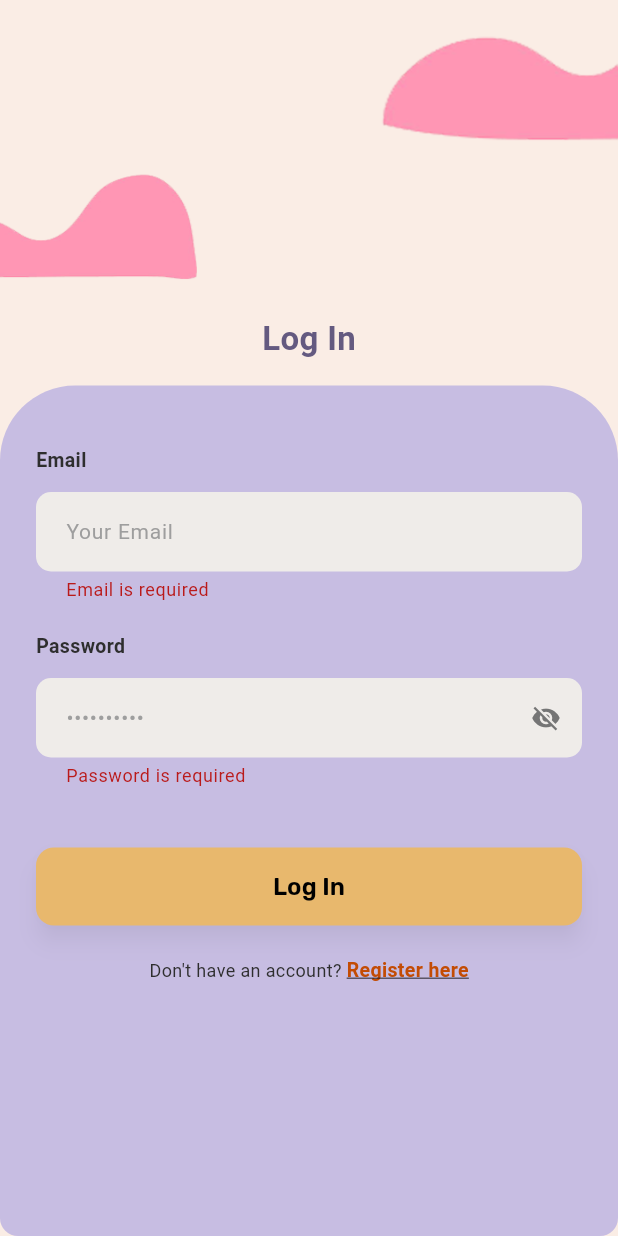
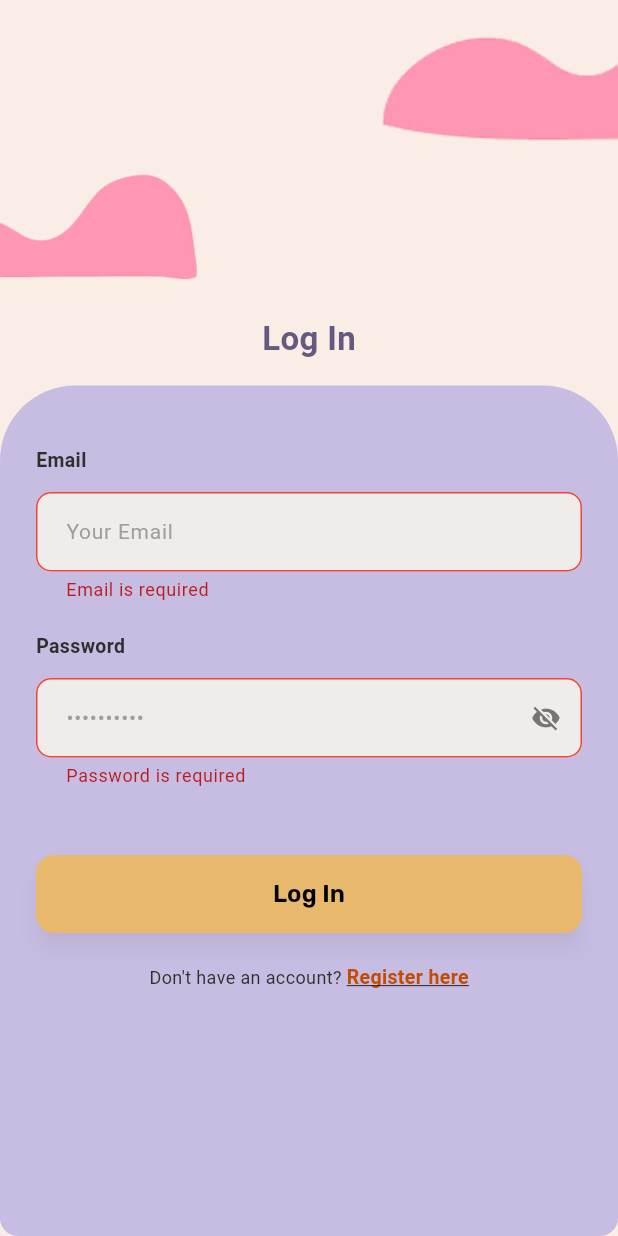
Before and after one commit to FairNest/FairNest, a Flutter app: the LoginPage screen opened directly, after a tap on "Log In", on a phone screen of 412 x 824 dp. Run offline on Flutter 3.47's test engine with Material 3 defaults, Android fonts, the phone set to English and light mode, and no system bars; our stand-ins replace dio, flutter_secure_storage, google_fonts; accounts and stored records are empty.

Commit message:
login integration

```diff
--- a/fairnestui/lib/auth/login_page.dart
+++ b/fairnestui/lib/auth/login_page.dart
@@ -1,7 +1,10 @@
 import 'package:fairnestui/auth/SignUpPage.dart';
+import 'package:fairnestui/shell/app_shell.dart' show AppShell;
 import 'package:flutter/material.dart';
 import 'package:fairnestui/theme/app_colors.dart';
 import 'package:fairnestui/components/MainButton.dart';
+import 'package:fairnestui/services/auth_service.dart';
+import 'package:fairnestui/services/storage_service.dart';
 
 class LoginPage extends StatefulWidget {
   const LoginPage({super.key, this.onTapRegister, this.onSubmit});
@@ -18,12 +21,68 @@ class _LoginPageState extends State<LoginPage> {
   final _emailCtrl = TextEditingController();
   final _pwCtrl = TextEditingController();
   bool _obscure = true;
+  bool _isLoading = false;
 
   @override
   void dispose() {
     _emailCtrl.dispose();
     _pwCtrl.dispose();
     super.dispose();
+  }
+
+  Future<void> _handleLogin() async {
+    if (!(_formKey.currentState?.validate() ?? false)) return;
+
+    setState(() => _isLoading = true);
+
+    try {
+      final result = await AuthService.login(
+        email: _emailCtrl.text.trim(),
+        password: _pwCtrl.text,
+      );
+
+      // Store token and user data
+      await StorageService.saveToken(result['token']);
+      await StorageService.saveUserData({
+        'user_id': result['user_id'],
+        'email': result['email'],
+      });
+
+      if (mounted) {
+        // Call the original onSubmit callback if provided
+        widget.onSubmit?.call(_emailCtrl.text.trim(), _pwCtrl.text);
+
+        // Navigate to home or dashboard
+        Navigator.pushReplacement(
+          context,
+          MaterialPageRoute(
+            builder: (_) =>
+                const AppShell(initialIndex: 0), // start on dashboard tab
+          ),
+        );
+
+        // Show success message
+        ScaffoldMessenger.of(context).showSnackBar(
+          const SnackBar(
+            content: Text('Login successful!'),
+            backgroundColor: Colors.green,
+          ),
+        );
+      }
+    } catch (e) {
+      if (mounted) {
+        ScaffoldMessenger.of(context).showSnackBar(
+          SnackBar(
+            content: Text('Login failed: ${e.toString()}'),
+            backgroundColor: Colors.red,
+          ),
+        );
+      }
+    } finally {
+      if (mounted) {
+        setState(() => _isLoading = false);
+      }
+    }
   }
 
   @override
@@ -51,7 +110,6 @@ class _LoginPageState extends State<LoginPage> {
                         fontSize: 22),
                   ),
                 ),
-                // const SizedBox(height: 80),
                 Expanded(
                   child: Container(
                     width: double.infinity,
@@ -83,6 +141,10 @@ class _LoginPageState extends State<LoginPage> {
                               if (v == null || v.trim().isEmpty) {
                                 return 'Email is required';
                               }
+                              if (!RegExp(r'^[\w-\.]+@([\w-]+\.)+[\w-]{2,4}$')
+                                  .hasMatch(v.trim())) {
+                                return 'Please enter a valid email';
+                              }
                               return null;
                             },
                           ),
@@ -110,28 +172,24 @@ class _LoginPageState extends State<LoginPage> {
                               if (v == null || v.isEmpty) {
                                 return 'Password is required';
                               }
+                              if (v.length < 6) {
+                                return 'Password must be at least 6 characters';
+                              }
                               return null;
                             },
                           ),
 
-                          const SizedBox(height: 40),
+                          const SizedBox(height: 45),
 
-                          // MainButton (reusable)
+                          // Login Button
                           MainButton(
-                            text: 'Log In',
+                            text: _isLoading ? 'Logging in...' : 'Log In',
                             backgroundColor: const Color(0xFFE8B86D),
                             textColor: const Color(0xFF000000),
                             width: double.infinity,
                             height: 52,
                             borderRadius: 12,
-                            onPressed: () {
-                              if (_formKey.currentState?.validate() ?? false) {
-                                widget.onSubmit?.call(
-                                  _emailCtrl.text.trim(),
-                                  _pwCtrl.text,
-                                );
-                              }
-                            },
+                            onPressed: _isLoading ? null : () => _handleLogin(),
                           ),
 
                           const SizedBox(height: 20),
@@ -177,6 +235,18 @@ class _LoginPageState extends State<LoginPage> {
                 ),
               ],
             ),
+
+            // Loading overlay
+            if (_isLoading)
+              Container(
+                color: Colors.black54,
+                child: const Center(
+                  child: CircularProgressIndicator(
+                    valueColor:
+                        AlwaysStoppedAnimation<Color>(Color(0xFFE8B86D)),
+                  ),
+                ),
+              ),
           ],
         ),
       ),
@@ -247,50 +317,16 @@ class _Input extends StatelessWidget {
           borderRadius: BorderRadius.circular(10),
           borderSide: BorderSide.none,
         ),
+        errorBorder: OutlineInputBorder(
+          borderRadius: BorderRadius.circular(10),
+          borderSide: const BorderSide(color: Colors.red, width: 1),
+        ),
+        focusedErrorBorder: OutlineInputBorder(
+          borderRadius: BorderRadius.circular(10),
+          borderSide: const BorderSide(color: Colors.red, width: 1),
+        ),
         suffixIcon: suffix,
       ),
     );
   }
 }
-
-class _Blob extends StatelessWidget {
-  const _Blob({
-    required this.color,
-    required this.width,
-    required this.height,
-    this.top,
-    this.left,
-    this.right,
-    this.bottom,
-    this.angle = 0,
-  });
-
-  final Color color;
-  final double width;
-  final double height;
-  final double? top, left, right, bottom;
-  final double angle;
-
-  @override
-  Widget build(BuildContext context) {
-    final child = Transform.rotate(
-      angle: angle,
-      child: Container(
-        width: width,
-        height: height,
-        decoration: BoxDecoration(
-          color: color,
-          borderRadius: BorderRadius.circular(60),
-        ),
-      ),
-    );
-
-    return Positioned(
-      top: top,
-      left: left,
-      right: right,
-      bottom: bottom,
-      child: child,
-    );
-  }
-}
--- a/fairnestui/lib/components/MainButton.dart
+++ b/fairnestui/lib/components/MainButton.dart
@@ -15,7 +15,7 @@ class MainButton extends StatelessWidget {
   });
 
   final String text;
-  final VoidCallback onPressed;
+  final VoidCallback? onPressed; // Changed to nullable
   final Color backgroundColor;
   final Color textColor;
   final double width;
@@ -30,18 +30,22 @@ class MainButton extends StatelessWidget {
       height: height,
       child: ElevatedButton(
         style: ElevatedButton.styleFrom(
-          backgroundColor: backgroundColor,
+          backgroundColor: onPressed == null
+              ? backgroundColor.withOpacity(0.6) // Disabled state
+              : backgroundColor,
           shape: RoundedRectangleBorder(
             borderRadius: BorderRadius.circular(borderRadius),
           ),
-          elevation: 6,
+          elevation: onPressed == null ? 2 : 6,
           shadowColor: Colors.black.withOpacity(0.25),
         ),
         onPressed: onPressed,
         child: Text(
           text,
           style: AppFonts.heading3.copyWith(
-            color: textColor,
+            color: onPressed == null
+                ? textColor.withOpacity(0.6) // Disabled text color
+                : textColor,
             fontWeight: fontWeight,
           ),
         ),
--- a/fairnestui/lib/main.dart
+++ b/fairnestui/lib/main.dart
@@ -36,7 +36,7 @@ class MyApp extends StatelessWidget {
         colorScheme: ColorScheme.fromSeed(seedColor: Colors.deepPurple),
         useMaterial3: true,
       ),
-      home: const AppShell(),
+      home: const LoginPage(),
     );
   }
 }
--- a/fairnestui/pubspec.yaml
+++ b/fairnestui/pubspec.yaml
@@ -33,6 +33,10 @@ dependencies:
 
   image_picker: ^1.0.7
   google_fonts: ^6.3.0
+  dio: ^5.4.0
+
+  # Secure storage for tokens
+  flutter_secure_storage: ^9.0.0
 
 
   # The following adds the Cupertino Icons font to your application.
```
Also changed, not shown: fairnestui/lib/pages/home/RoomDashboardPage.dart (+12 -2 lines), fairnestui/lib/services/api_client.dart (added, +148 -0 lines), fairnestui/lib/services/auth_service.dart (added, +87 -0 lines), fairnestui/lib/services/storage_service.dart (added, +119 -0 lines), fairnestui/lib/util/EditHouseRules.dart (added, +216 -0 lines), fairnestui/pubspec.lock, 5 other files.
